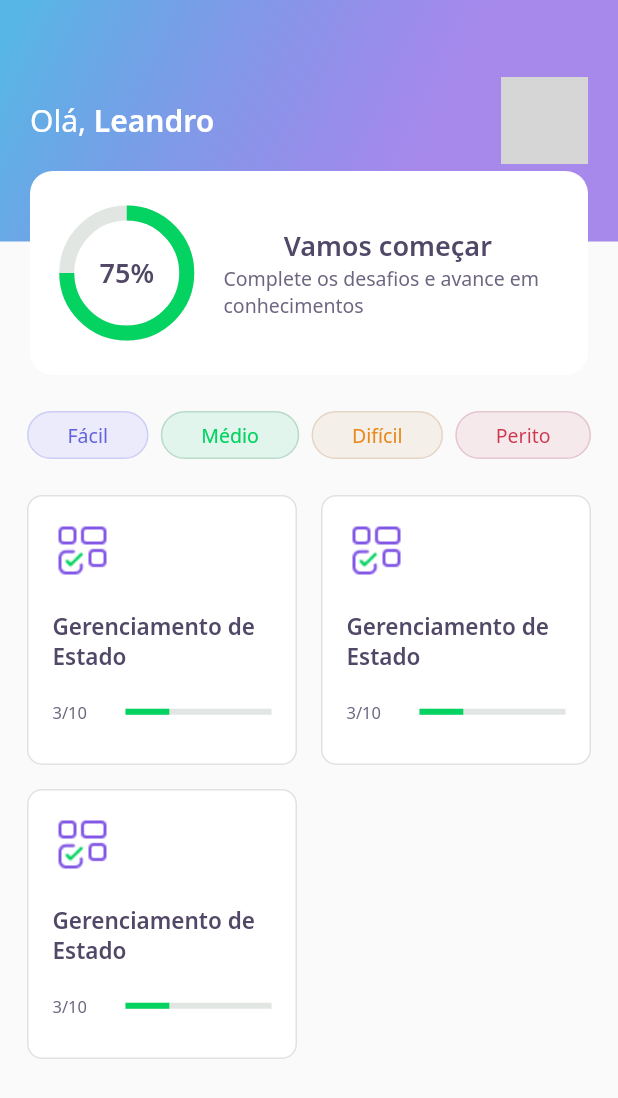
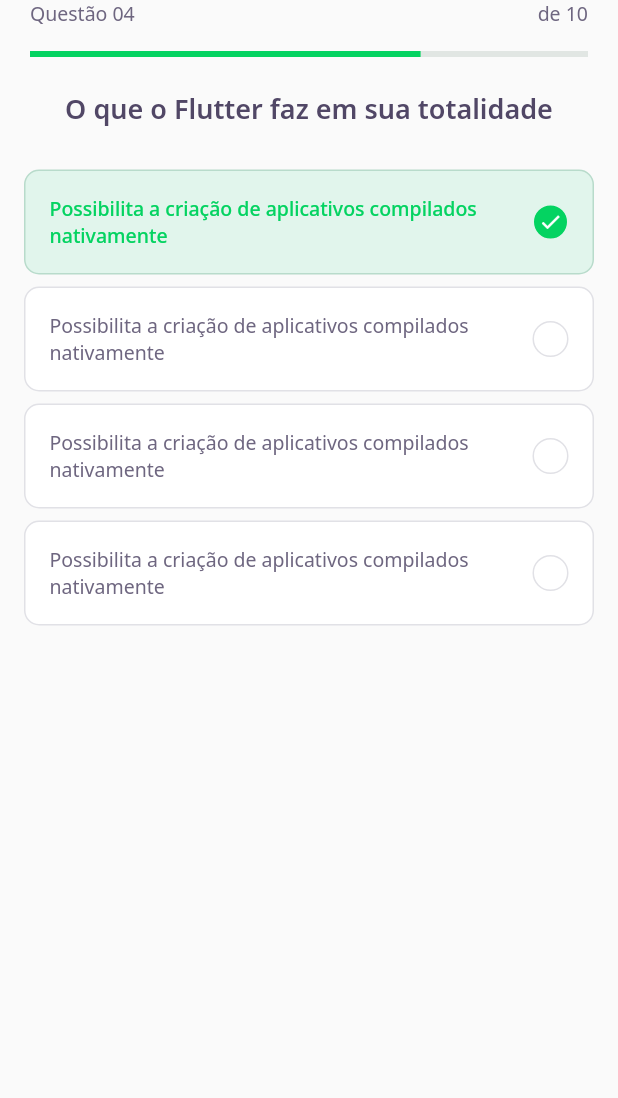
Before and after one commit to khalilpdev/devquiz, a Flutter app: the screen it shows after launch, on a phone screen of 412 x 824 dp. Shown: the top 1098 px of the screen. Run offline on Flutter 3.47's test engine with Material 2 defaults, Android fonts, the phone set to English and light mode, and no system bars; our stand-ins replace google_fonts; grey boxes are pictures that could not be loaded.

Commit message:
continuacao da parte do layout da pag do quiz e termino da aula 2

```diff
--- /dev/null
+++ b/lib/challenge/challenge_page.dart
@@ -0,0 +1,28 @@
+import 'package:devquiz/challenge/widgets/question_indicator/question_indicator_widget.dart';
+import 'package:devquiz/challenge/widgets/quiz/quiz_widget.dart';
+import 'package:flutter/material.dart';
+
+class ChallengePage extends StatefulWidget {
+  ChallengePage({Key? key}) : super(key: key);
+
+  @override
+  _ChallengePageState createState() => _ChallengePageState();
+}
+
+class _ChallengePageState extends State<ChallengePage> {
+  @override
+  Widget build(BuildContext context) {
+    return Scaffold(
+      appBar: PreferredSize(
+        preferredSize: Size.fromHeight(60),
+        child: SafeArea(
+          top: true,
+          child: QuestionIndicatorWidget(),
+        ),
+      ),
+      body: QuizWidget(
+        title: "O que o Flutter faz em sua totalidade",
+      ),
+    );
+  }
+}
--- /dev/null
+++ b/lib/challenge/widgets/awnser/awnser_widget.dart
@@ -0,0 +1,81 @@
+import 'package:devquiz/core/app_colors.dart';
+import 'package:devquiz/core/core.dart';
+import 'package:flutter/material.dart';
+
+class AwnserWidget extends StatelessWidget {
+  final String title;
+  final bool isRight;
+  final bool isSelected;
+
+  const AwnserWidget({
+    Key? key,
+    required this.title,
+    this.isRight = false,
+    this.isSelected = false,
+  }) : super(key: key);
+
+  Color get _selectedColorRight =>
+      isRight ? AppColors.darkGreen : AppColors.darkRed;
+
+  Color get _selectedBorderRight =>
+      isRight ? AppColors.lightGreen : AppColors.lightRed;
+
+  Color get _selectedColorCardRight =>
+      isRight ? AppColors.lightGreen : AppColors.lightRed;
+
+  Color get _selectedBorderCardRight =>
+      isRight ? AppColors.green : AppColors.red;
+
+  TextStyle get _selectedTextStyleRight =>
+      isRight ? AppTextStyles.bodyDarkGreen : AppTextStyles.bodyDarkRed;
+
+  IconData get _selectedIconRight => isRight ? Icons.check : Icons.close;
+
+  @override
+  Widget build(BuildContext context) {
+    return Padding(
+      padding: const EdgeInsets.symmetric(horizontal: 16, vertical: 4),
+      child: Container(
+        padding: EdgeInsets.all(16),
+        decoration: BoxDecoration(
+            color: isSelected ? _selectedColorCardRight : AppColors.white,
+            borderRadius: BorderRadius.circular(10),
+            border: Border.fromBorderSide(BorderSide(
+              color: isSelected ? _selectedBorderCardRight : AppColors.border,
+            ))),
+        child: Row(
+          mainAxisAlignment: MainAxisAlignment.spaceBetween,
+          children: [
+            Expanded(
+              child: Text(
+                title,
+                style:
+                    isSelected ? _selectedTextStyleRight : AppTextStyles.body,
+              ),
+            ),
+            Container(
+              width: 24,
+              height: 24,
+              decoration: BoxDecoration(
+                  color: isSelected ? _selectedColorRight : AppColors.white,
+                  borderRadius: BorderRadius.circular(500),
+                  border: Border.fromBorderSide(
+                    BorderSide(
+                      color:
+                          isSelected ? _selectedBorderRight : AppColors.border,
+                    ),
+                  )),
+              child: isSelected
+                  ? Icon(
+                      _selectedIconRight,
+                      color: AppColors.white,
+                      size: 16,
+                    )
+                  : null,
+            )
+          ],
+        ),
+      ),
+    );
+  }
+}
--- /dev/null
+++ b/lib/challenge/widgets/question_indicator/question_indicator_widget.dart
@@ -0,0 +1,31 @@
+import 'package:devquiz/core/app_text_styles.dart';
+import 'package:devquiz/shared/widgets/progress_indicator/progress_indicator_widget.dart';
+import 'package:flutter/material.dart';
+
+class QuestionIndicatorWidget extends StatelessWidget {
+  @override
+  Widget build(BuildContext context) {
+    return Container(
+      padding: const EdgeInsets.symmetric(horizontal: 20),
+      child: Column(
+        children: [
+          Row(
+            mainAxisAlignment: MainAxisAlignment.spaceBetween,
+            children: [
+              Text(
+                "Questão 04",
+                style: AppTextStyles.body,
+              ),
+              Text(
+                "de 10",
+                style: AppTextStyles.body,
+              ),
+            ],
+          ),
+          SizedBox(height: 16),
+          ProgressIndicadorWidget(value: 0.7),
+        ],
+      ),
+    );
+  }
+}
--- /dev/null
+++ b/lib/challenge/widgets/quiz/quiz_widget.dart
@@ -0,0 +1,42 @@
+import 'package:devquiz/challenge/widgets/awnser/awnser_widget.dart';
+import 'package:devquiz/core/app_text_styles.dart';
+import 'package:flutter/material.dart';
+
+class QuizWidget extends StatelessWidget {
+  final String title;
+
+  const QuizWidget({Key? key, required this.title}) : super(key: key);
+
+  @override
+  Widget build(BuildContext context) {
+    return Container(
+      child: Column(
+        children: [
+          Text(
+            title,
+            style: AppTextStyles.heading,
+          ),
+          SizedBox(height: 24),
+          AwnserWidget(
+            isRight: true,
+            isSelected: true,
+            title:
+                "Possibilita a criação de aplicativos compilados nativamente",
+          ),
+          AwnserWidget(
+            title:
+                "Possibilita a criação de aplicativos compilados nativamente",
+          ),
+          AwnserWidget(
+            title:
+                "Possibilita a criação de aplicativos compilados nativamente",
+          ),
+          AwnserWidget(
+            title:
+                "Possibilita a criação de aplicativos compilados nativamente",
+          ),
+        ],
+      ),
+    );
+  }
+}
--- a/lib/core/app_widget.dart
+++ b/lib/core/app_widget.dart
@@ -1,3 +1,4 @@
+import 'package:devquiz/challenge/challenge_page.dart';
 import 'package:devquiz/home/home_page.dart';
 import 'package:devquiz/splash/splash_page.dart';
 import 'package:flutter/material.dart';
@@ -7,7 +8,7 @@ class AppWidget extends StatelessWidget {
   Widget build(BuildContext context) {
     return MaterialApp(
       title: "DevQuiz",
-      home: HomePage(),
+      home: ChallengePage(),
     );
   }
 }
--- a/lib/home/widgets/quiz_card/quiz_card_widget.dart
+++ b/lib/home/widgets/quiz_card/quiz_card_widget.dart
@@ -1,6 +1,7 @@
 import 'package:devquiz/core/app_colors.dart';
 import 'package:devquiz/core/app_images.dart';
 import 'package:devquiz/core/app_text_styles.dart';
+import 'package:devquiz/shared/widgets/progress_indicator/progress_indicator_widget.dart';
 import 'package:flutter/material.dart';
 
 class QuizCardWidget extends StatelessWidget {
@@ -38,12 +39,7 @@ class QuizCardWidget extends StatelessWidget {
               ),
               Expanded(
                 flex: 2,
-                child: LinearProgressIndicator(
-                  value: 0.3,
-                  backgroundColor: AppColors.chartSecondary,
-                  valueColor:
-                      AlwaysStoppedAnimation<Color>(AppColors.chartPrimary),
-                ),
+                child: ProgressIndicadorWidget(value: 0.3),
               )
             ],
           )
--- /dev/null
+++ b/lib/shared/widgets/progress_indicator/progress_indicator_widget.dart
@@ -0,0 +1,17 @@
+import 'package:devquiz/core/core.dart';
+import 'package:flutter/material.dart';
+
+class ProgressIndicadorWidget extends StatelessWidget {
+  final double value;
+
+  const ProgressIndicadorWidget({Key? key, required this.value})
+      : super(key: key);
+  @override
+  Widget build(BuildContext context) {
+    return LinearProgressIndicator(
+      value: value,
+      backgroundColor: AppColors.chartSecondary,
+      valueColor: AlwaysStoppedAnimation<Color>(AppColors.chartPrimary),
+    );
+  }
+}
```
